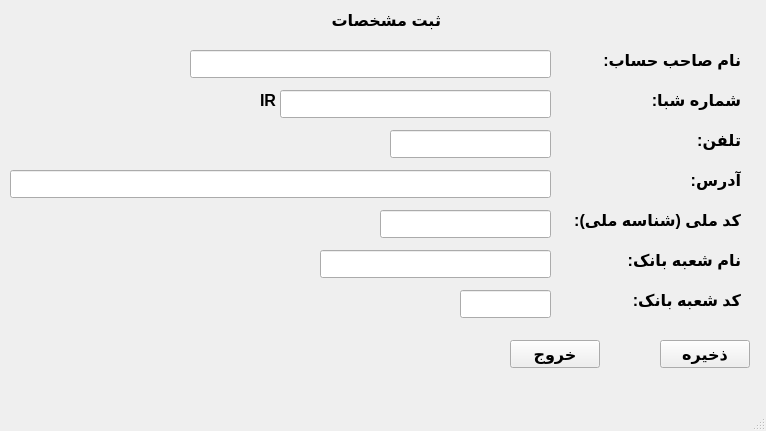
First picture: the form in setting.ui, repository ahmadbabayi/QtBmipaya, before the edit.
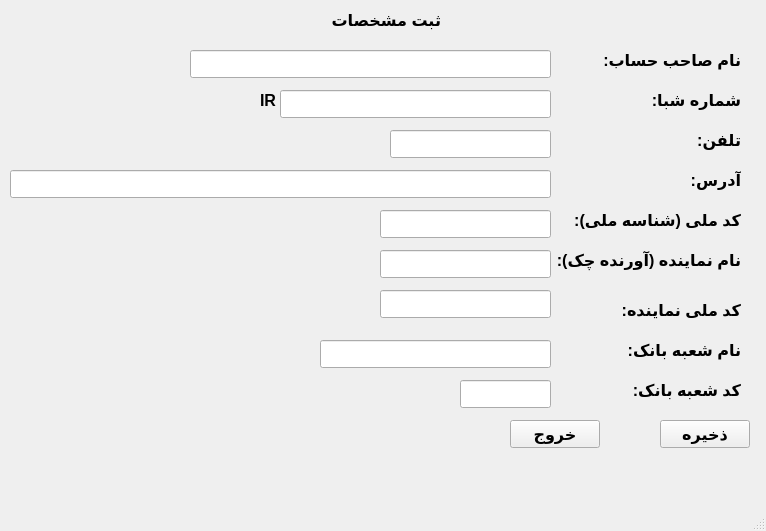
Second picture: the form after the edit.

```diff
--- a/setting.ui
+++ b/setting.ui
@@ -7,19 +7,19 @@
     <x>0</x>
     <y>0</y>
     <width>766</width>
-    <height>431</height>
+    <height>531</height>
    </rect>
   </property>
   <property name="minimumSize">
    <size>
     <width>766</width>
-    <height>431</height>
+    <height>531</height>
    </size>
   </property>
   <property name="maximumSize">
    <size>
     <width>766</width>
-    <height>431</height>
+    <height>531</height>
    </size>
   </property>
   <property name="font">
@@ -105,7 +105,7 @@
     <property name="geometry">
      <rect>
       <x>620</x>
-      <y>250</y>
+      <y>340</y>
       <width>121</width>
       <height>21</height>
      </rect>
@@ -121,7 +121,7 @@
     <property name="geometry">
      <rect>
       <x>620</x>
-      <y>290</y>
+      <y>380</y>
       <width>121</width>
       <height>21</height>
      </rect>
@@ -137,7 +137,7 @@
     <property name="geometry">
      <rect>
       <x>660</x>
-      <y>340</y>
+      <y>420</y>
       <width>90</width>
       <height>28</height>
      </rect>
@@ -153,7 +153,7 @@
     <property name="geometry">
      <rect>
       <x>510</x>
-      <y>340</y>
+      <y>420</y>
       <width>90</width>
       <height>28</height>
      </rect>
@@ -205,7 +205,7 @@
     <property name="geometry">
      <rect>
       <x>320</x>
-      <y>250</y>
+      <y>340</y>
       <width>231</width>
       <height>28</height>
      </rect>
@@ -218,7 +218,7 @@
     <property name="geometry">
      <rect>
       <x>460</x>
-      <y>290</y>
+      <y>380</y>
       <width>91</width>
       <height>28</height>
      </rect>
@@ -298,6 +298,64 @@
      <string>IR</string>
     </property>
    </widget>
+   <widget class="QLabel" name="label_10">
+    <property name="geometry">
+     <rect>
+      <x>550</x>
+      <y>250</y>
+      <width>191</width>
+      <height>21</height>
+     </rect>
+    </property>
+    <property name="layoutDirection">
+     <enum>Qt::RightToLeft</enum>
+    </property>
+    <property name="text">
+     <string>نام نماینده (آورنده چک):</string>
+    </property>
+   </widget>
+   <widget class="QLabel" name="label_11">
+    <property name="geometry">
+     <rect>
+      <x>620</x>
+      <y>300</y>
+      <width>121</width>
+      <height>21</height>
+     </rect>
+    </property>
+    <property name="layoutDirection">
+     <enum>Qt::RightToLeft</enum>
+    </property>
+    <property name="text">
+     <string>کد ملی نماینده:</string>
+    </property>
+   </widget>
+   <widget class="QLineEdit" name="NameNomayandeEdit">
+    <property name="geometry">
+     <rect>
+      <x>380</x>
+      <y>250</y>
+      <width>171</width>
+      <height>28</height>
+     </rect>
+    </property>
+    <property name="maxLength">
+     <number>50</number>
+    </property>
+   </widget>
+   <widget class="QLineEdit" name="KodemelliNomayandeEdit">
+    <property name="geometry">
+     <rect>
+      <x>380</x>
+      <y>290</y>
+      <width>171</width>
+      <height>28</height>
+     </rect>
+    </property>
+    <property name="maxLength">
+     <number>11</number>
+    </property>
+   </widget>
   </widget>
   <widget class="QMenuBar" name="menubar">
    <property name="geometry">
```
Left out of the diff: 2 changed lines with no effect on the pictures.
